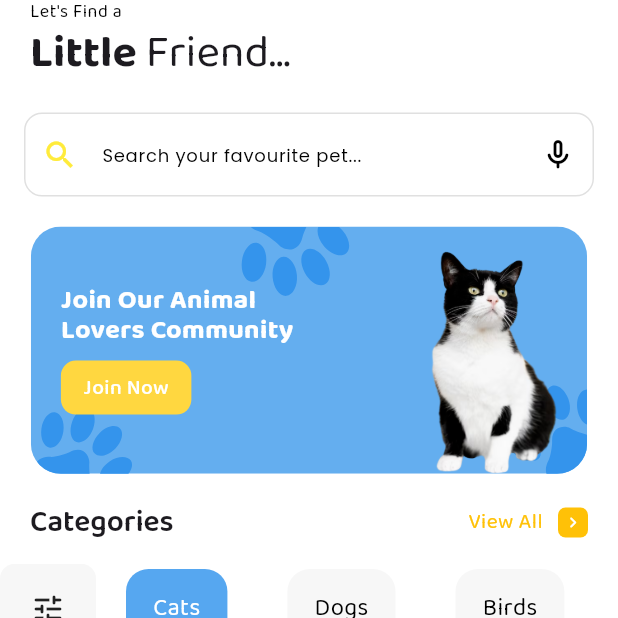
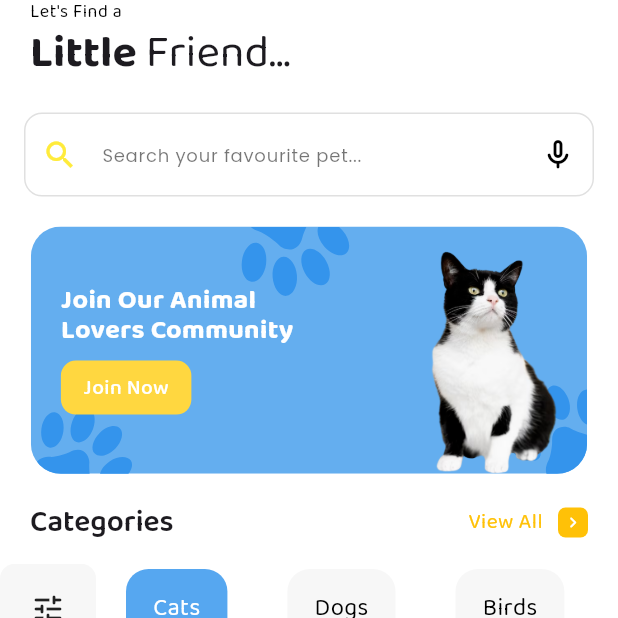
Before and after one commit to AmbrishTripathi6974/Posha_test, a Flutter app: the HomeScreen screen opened directly, on a phone screen of 412 x 824 dp, the top half of it. Run offline on Flutter 3.47's test engine with Material 3 defaults, Android fonts, the phone set to English and light mode, and no system bars; our stand-ins replace flutter_bloc, flutter_svg, go_router, google_fonts, lottie, readmore and 1 more; accounts and stored records are empty.

```diff
--- a/lib/views/search/custom_search_bar.dart
+++ b/lib/views/search/custom_search_bar.dart
@@ -19,7 +19,7 @@ class CustomSearchBar extends StatelessWidget {
         decoration: InputDecoration(
           hintText: "Search your favourite pet...",
           prefixIcon: const Icon(Icons.search, color: Colors.yellow),
-          hintStyle: TextStyle(fontFamily: GoogleFonts.poppins().fontFamily, fontSize: 12),
+          hintStyle: TextStyle(fontFamily: GoogleFonts.poppins().fontFamily, fontSize: 12, color: Colors.black54),
           suffixIcon: IconButton(
             icon: const Icon(Icons.mic_none_rounded),
             onPressed: () {},
```
